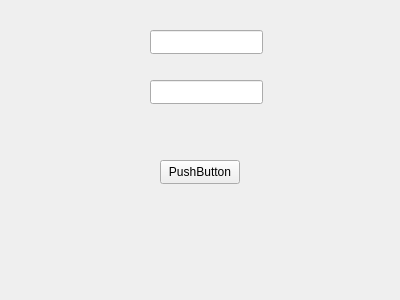
This is project_1/login.ui in mobinamassah/Messenger_project as Qt 5 draws it before an edit. The edited form follows.
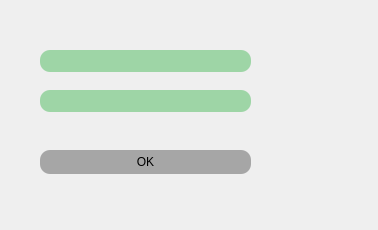
This is the edited form. Icons and pictures are not drawn.

```diff
--- a/project_1/login.ui
+++ b/project_1/login.ui
@@ -6,47 +6,98 @@
    <rect>
     <x>0</x>
     <y>0</y>
-    <width>400</width>
-    <height>300</height>
+    <width>378</width>
+    <height>230</height>
    </rect>
   </property>
   <property name="windowTitle">
    <string>Form</string>
   </property>
-  <property name="styleSheet">
-   <string notr="true">border-image: url(:/pic3/pic3.jpg);</string>
-  </property>
+  <widget class="QLabel" name="label">
+   <property name="geometry">
+    <rect>
+     <x>0</x>
+     <y>0</y>
+     <width>391</width>
+     <height>261</height>
+    </rect>
+   </property>
+   <property name="styleSheet">
+    <string notr="true">border-image: url(:/pic22/pic2.jpg);</string>
+   </property>
+   <property name="text">
+    <string/>
+   </property>
+  </widget>
   <widget class="QLineEdit" name="lineEdit">
    <property name="geometry">
     <rect>
-     <x>150</x>
-     <y>80</y>
-     <width>113</width>
-     <height>24</height>
+     <x>40</x>
+     <y>50</y>
+     <width>211</width>
+     <height>22</height>
     </rect>
    </property>
+   <property name="styleSheet">
+    <string notr="true">
+border-rAdius:10px;
+background-color: rgb(158, 213, 166);</string>
+   </property>
   </widget>
   <widget class="QLineEdit" name="lineEdit_2">
    <property name="geometry">
     <rect>
-     <x>150</x>
-     <y>30</y>
-     <width>113</width>
-     <height>24</height>
+     <x>40</x>
+     <y>90</y>
+     <width>211</width>
+     <height>22</height>
     </rect>
    </property>
+   <property name="styleSheet">
+    <string notr="true">
+border-rAdius:10px;
+background-color: rgb(158, 213, 166);
+</string>
+   </property>
   </widget>
   <widget class="QPushButton" name="pushButton">
    <property name="geometry">
     <rect>
-     <x>160</x>
-     <y>160</y>
-     <width>80</width>
+     <x>40</x>
+     <y>150</y>
+     <width>211</width>
      <height>24</height>
     </rect>
    </property>
+   <property name="styleSheet">
+    <string notr="true">font: 14pt &quot;Courgette&quot;;
+color: rgb(0, 0, 0);
+background-color: rgb(166, 166, 166);
+
+border-rAdius:10px;
+</string>
+   </property>
    <property name="text">
-    <string>PushButton</string>
+    <string>OK</string>
+   </property>
+  </widget>
+  <widget class="QLabel" name="label_3">
+   <property name="geometry">
+    <rect>
+     <x>280</x>
+     <y>40</y>
+     <width>71</width>
+     <height>71</height>
+    </rect>
+   </property>
+   <property name="styleSheet">
+    <string notr="true">border-image: url(:/sticker/images (1).png);
+
+border-rAdius:10px;
+</string>
+   </property>
+   <property name="text">
+    <string/>
    </property>
   </widget>
  </widget>
```
